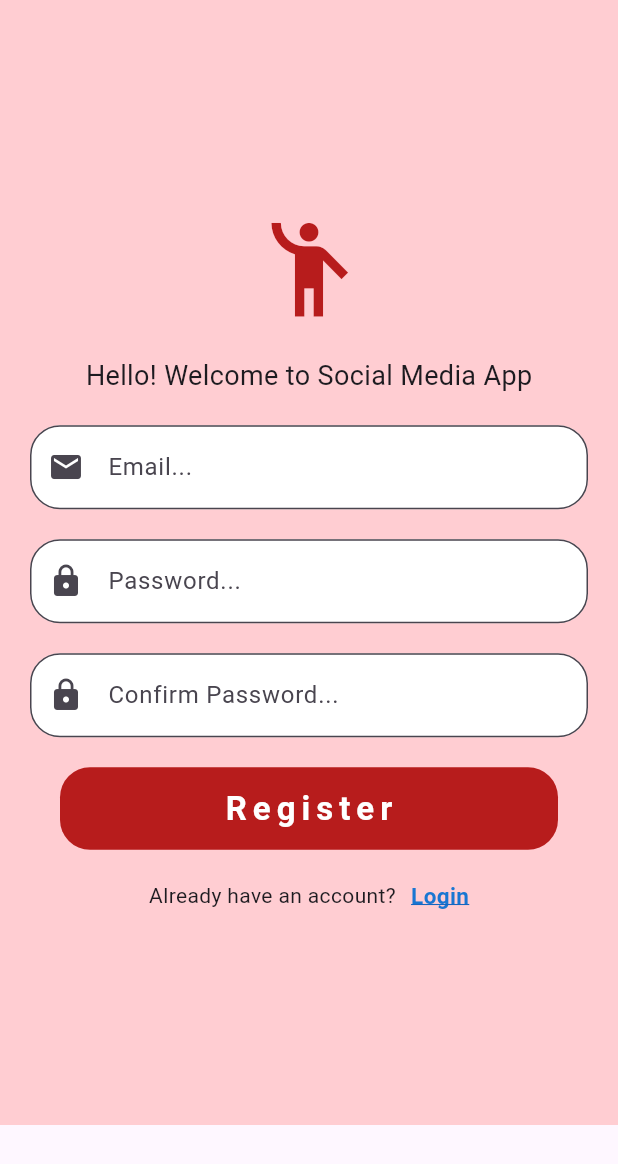
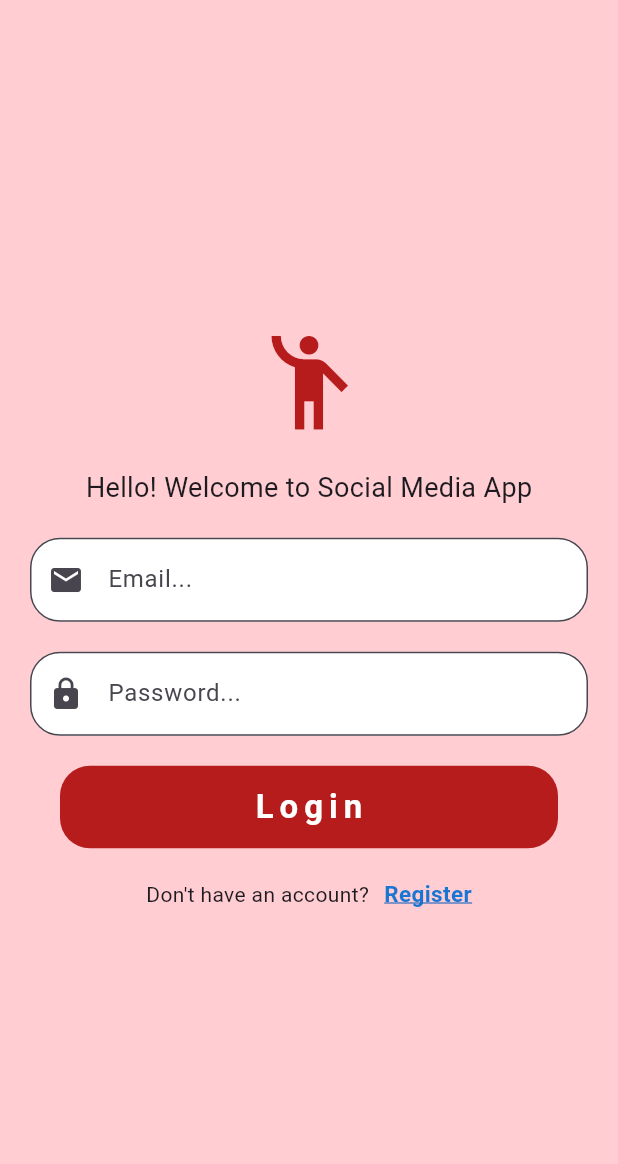
Before and after one commit to Mahin008/social_media_app, a Flutter app: the screen it shows after launch, on a phone screen of 412 x 824 dp. Shown: the top 1164 px of the screen. Run offline on Flutter 3.47's test engine with Material 3 defaults, Android fonts, the phone set to English and light mode, and no system bars.

Commit message:
enabled toggling between login and register pages

```diff
--- a/lib/main.dart
+++ b/lib/main.dart
@@ -1,10 +1,11 @@
 import 'package:flutter/material.dart';
+import 'package:social_media_app/pages/login_or_register.dart';
 import 'package:social_media_app/pages/login_page.dart';
 import 'package:social_media_app/pages/registration_page.dart';
 
 void main() {
   runApp(MaterialApp(
     debugShowCheckedModeBanner: false,
-    home: RegistrationPage(),
+    home: LoginOrRegister(),
   ));
 }
--- /dev/null
+++ b/lib/pages/login_or_register.dart
@@ -0,0 +1,28 @@
+import 'package:flutter/material.dart';
+import 'package:social_media_app/pages/login_page.dart';
+import 'package:social_media_app/pages/registration_page.dart';
+class LoginOrRegister extends StatefulWidget {
+  const LoginOrRegister({super.key});
+
+  @override
+  State<LoginOrRegister> createState() => _LoginOrRegisterState();
+}
+
+class _LoginOrRegisterState extends State<LoginOrRegister> {
+  bool showLoginPage=true;
+  onTap()
+  {
+    setState(() {
+      showLoginPage= !showLoginPage;
+    });
+  }
+  @override
+  Widget build(BuildContext context) {
+    if(showLoginPage){
+      return LoginPage(onTap: onTap,);
+    }
+    else{
+      return RegistrationPage(onTap: onTap);
+    }
+  }
+}
--- a/lib/pages/login_page.dart
+++ b/lib/pages/login_page.dart
@@ -1,11 +1,20 @@
 import 'package:flutter/material.dart';
 import 'package:social_media_app/components/custom_button.dart';
 import 'package:social_media_app/components/custom_text_field1.dart';
-class LoginPage extends StatelessWidget {
+class LoginPage extends StatefulWidget {
+  void Function() onTap;
+  LoginPage({super.key, required this.onTap});
+
+  @override
+  State<LoginPage> createState() => _LoginPageState();
+}
+
+class _LoginPageState extends State<LoginPage> {
   TextEditingController _emailController = TextEditingController();
+
   TextEditingController _passController = TextEditingController();
 
-  LoginPage({super.key});
+
 
   @override
   Widget build(BuildContext context) {
@@ -34,7 +43,9 @@ class LoginPage extends StatelessWidget {
                 children: [
                   Text("Don't have an account?"),
                   SizedBox(width: 10,),
-                  Text(
+                  GestureDetector(
+                    onTap: widget.onTap,
+                    child: Text(
                       "Register",
                       style: TextStyle(
                           fontWeight: FontWeight.bold,
@@ -44,6 +55,7 @@ class LoginPage extends StatelessWidget {
                           decorationColor: Colors.blue[800]
                       ),
 
+                    ),
                   ),
                 ],
               ),
--- a/lib/pages/registration_page.dart
+++ b/lib/pages/registration_page.dart
@@ -1,12 +1,20 @@
 import 'package:flutter/material.dart';
 import 'package:social_media_app/components/custom_button.dart';
 import 'package:social_media_app/components/custom_text_field1.dart';
-class RegistrationPage extends StatelessWidget {
+class RegistrationPage extends StatefulWidget {
+  void Function() onTap;
+  RegistrationPage({super.key, required this.onTap});
+
+  @override
+  State<RegistrationPage> createState() => _RegistrationPageState();
+}
+
+class _RegistrationPageState extends State<RegistrationPage> {
   TextEditingController _emailController = TextEditingController();
+
   TextEditingController _passController = TextEditingController();
+
   TextEditingController _confirmPassController = TextEditingController();
-
-  RegistrationPage({super.key});
 
   @override
   Widget build(BuildContext context) {
@@ -22,7 +30,7 @@ class RegistrationPage extends StatelessWidget {
             children: [
               Icon(Icons.emoji_people_outlined,size: 75,color: Colors.red[900],),
               SizedBox(height: 20,),
-              Text("Hello! Welcome to Social Media App",style: TextStyle(fontSize: 18),),
+              Text("Let's Create an Account!",style: TextStyle(fontSize: 18),),
               SizedBox(height: 20,),
               CustomTextField1(hintText: "Email...",isObscure: false,txtController: _emailController,prefixIcon: Icons.email,),
               SizedBox(height: 20,),
@@ -37,7 +45,9 @@ class RegistrationPage extends StatelessWidget {
                 children: [
                   Text("Already have an account?"),
                   SizedBox(width: 10,),
-                  Text(
+                  GestureDetector(
+                    onTap: widget.onTap,
+                    child: Text(
                       "Login",
                       style: TextStyle(
                           fontWeight: FontWeight.bold,
@@ -47,6 +57,7 @@ class RegistrationPage extends StatelessWidget {
                           decorationColor: Colors.blue[800]
                       ),
 
+                    ),
                   ),
                 ],
               ),
```
Lines whose indentation alone changed are shown as unchanged.
